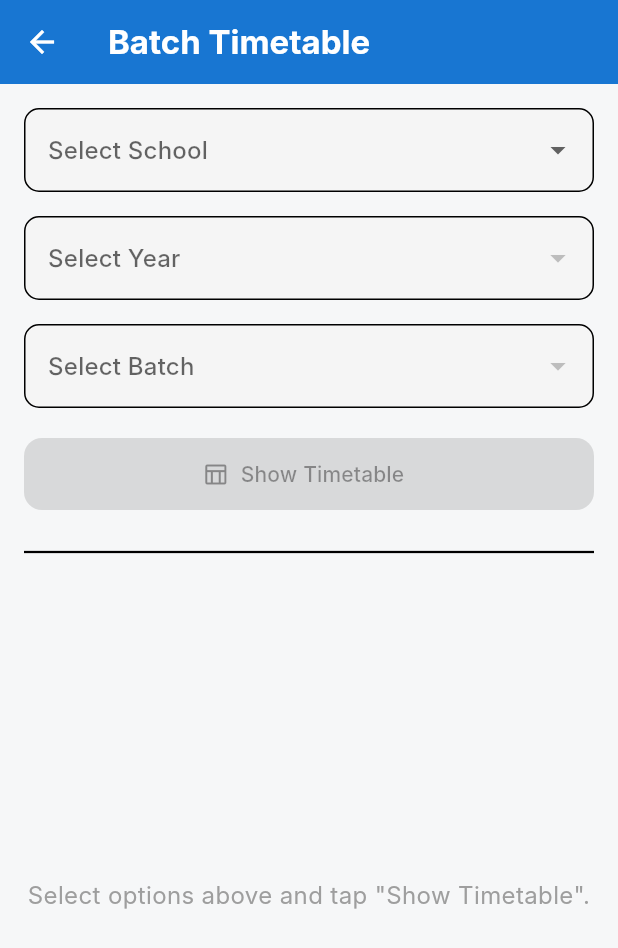
After one commit to jjanto2k5/Campus-361, a Flutter app: the SchedulePage screen opened directly, on a phone screen of 412 x 824 dp. The commit adds this screen. Shown: the top 948 px of the screen. Run offline on Flutter 3.47's test engine with Material 3 defaults, Android fonts, the phone set to English and light mode, and no system bars; our stand-ins replace google_nav_bar; network calls fail; Roboto replaces fonts that are missing (Inter).

Commit message:
Added final code

```diff
--- a/lib/main.dart
+++ b/lib/main.dart
@@ -18,6 +18,10 @@ import 'screens/common/campus_map.dart'; // optional older version if still used
 
 // Welcome Flow
 import 'screens/welcome_screen.dart';
+
+
+
+
 
 void main() {
   runApp(const CampusApp());
--- /dev/null
+++ b/lib/screens/common/batch_schedule.dart
@@ -0,0 +1,285 @@
+import 'package:flutter/material.dart';
+
+/// ✅ Unified Batch Timetable screen for both Faculty and Student dashboards
+class SchedulePage extends StatefulWidget {
+  const SchedulePage({super.key});
+
+  @override
+  State<SchedulePage> createState() => _SchedulePageState();
+}
+
+class _SchedulePageState extends State<SchedulePage> {
+  String? _selectedSchool;
+  String? _selectedYear;
+  String? _selectedBatch;
+
+  List<String> _availableYears = [];
+  List<String> _availableBatches = [];
+  List<ScheduleEntry>? _currentSchedule;
+
+  // --- Removed _currentIndex variable ---
+
+  /// Sample Data Map (School → Year → Batch → Schedule)
+  static final Map<String, Map<String, Map<String, List<ScheduleEntry>>>>
+      _allData = {
+    'CSE': {
+      'Year 1 (Sem 1)': {
+        'A': [
+          ScheduleEntry(
+              time: '09:00-10:00', subject: 'Programming', room: 'B-101A'),
+          ScheduleEntry(time: '10:15-11:15', subject: 'Math I', room: 'B-103A'),
+          ScheduleEntry(time: '11:30-12:30', subject: 'Physics', room: 'B-105A'),
+        ],
+        'B': [
+          ScheduleEntry(time: '09:00-10:00', subject: 'Math I', room: 'B-103B'),
+          ScheduleEntry(
+              time: '10:15-11:15', subject: 'Physics', room: 'B-105B'),
+          ScheduleEntry(
+              time: '11:30-12:30', subject: 'Programming', room: 'B-101B'),
+        ],
+      },
+      'Year 2 (Sem 3)': {
+        'A': [
+          ScheduleEntry(
+              time: '09:00-10:00', subject: 'OS (CS301)', room: 'B-301A'),
+          ScheduleEntry(
+              time: '10:15-11:15', subject: 'DBMS (CS305)', room: 'B-303A'),
+          ScheduleEntry(
+              time: '11:30-12:30', subject: 'COA (CS307)', room: 'B-305A'),
+        ],
+        'B': [
+          ScheduleEntry(
+              time: '09:00-10:00', subject: 'DBMS (CS305)', room: 'B-303B'),
+          ScheduleEntry(
+              time: '10:15-11:15', subject: 'COA (CS307)', room: 'B-305B'),
+          ScheduleEntry(
+              time: '11:30-12:30', subject: 'OS (CS301)', room: 'B-301B'),
+        ],
+      },
+    },
+    'EEE': {
+      'Year 1 (Sem 1)': {
+        'A': [
+          ScheduleEntry(
+              time: '09:00-10:00', subject: 'Basic EE', room: 'E-101A'),
+          ScheduleEntry(time: '10:15-11:15', subject: 'Math I', room: 'E-103A'),
+          ScheduleEntry(time: '11:30-12:30', subject: 'Physics', room: 'E-105A'),
+        ],
+      },
+    },
+    'ME': {
+      'Year 1 (Sem 1)': {
+        'A': [
+          ScheduleEntry(
+              time: '09:00-10:00', subject: 'Mechanics', room: 'M-101A'),
+          ScheduleEntry(
+              time: '10:15-11:15', subject: 'Graphics', room: 'M-102A'),
+          ScheduleEntry(
+              time: '11:30-12:30', subject: 'Workshop', room: 'M-103A'),
+        ],
+      },
+    },
+  };
+
+  /// Dropdown logic
+  void _onSchoolSelected(String? newSchool) {
+    if (newSchool != null && newSchool != _selectedSchool) {
+      setState(() {
+        _selectedSchool = newSchool;
+        _availableYears = _allData[newSchool]?.keys.toList() ?? [];
+        _selectedYear = null;
+        _availableBatches = [];
+        _selectedBatch = null;
+        _currentSchedule = null;
+      });
+    }
+  }
+
+  void _onYearSelected(String? newYear) {
+    if (newYear != null && newYear != _selectedYear && _selectedSchool != null) {
+      setState(() {
+        _selectedYear = newYear;
+        _availableBatches =
+            _allData[_selectedSchool]?[newYear]?.keys.toList() ?? [];
+        _selectedBatch = null;
+        _currentSchedule = null;
+      });
+    }
+  }
+
+  void _onBatchSelected(String? newBatch) {
+    if (newBatch != null && newBatch != _selectedBatch) {
+      setState(() {
+        _selectedBatch = newBatch;
+        _currentSchedule = null;
+      });
+    }
+  }
+
+  void _fetchSchedule() {
+    if (_selectedSchool != null &&
+        _selectedYear != null &&
+        _selectedBatch != null) {
+      setState(() {
+        _currentSchedule =
+            _allData[_selectedSchool]?[_selectedYear]?[_selectedBatch];
+      });
+    }
+  }
+
+  /// Build UI
+  @override
+  Widget build(BuildContext context) {
+    return Scaffold(
+      appBar: AppBar(
+        title: const Text(
+          'Batch Timetable',
+          style: TextStyle(fontWeight: FontWeight.bold),
+        ),
+        backgroundColor: Colors.blue.shade700,
+        foregroundColor: Colors.white,
+        elevation: 2,
+      ),
+      body: Padding(
+        padding: const EdgeInsets.all(16.0),
+        child: Column(
+          crossAxisAlignment: CrossAxisAlignment.stretch,
+          children: [
+            _buildDropdown(
+              hint: 'Select School',
+              value: _selectedSchool,
+              items: _allData.keys.toList(),
+              onChanged: _onSchoolSelected,
+            ),
+            const SizedBox(height: 16),
+            _buildDropdown(
+              hint: 'Select Year',
+              value: _selectedYear,
+              items: _availableYears,
+              onChanged: _availableYears.isEmpty ? null : _onYearSelected,
+            ),
+            const SizedBox(height: 16),
+            _buildDropdown(
+              hint: 'Select Batch',
+              value: _selectedBatch,
+              items: _availableBatches,
+              onChanged: _availableBatches.isEmpty ? null : _onBatchSelected,
+            ),
+            const SizedBox(height: 20),
+            ElevatedButton.icon(
+              onPressed: (_selectedSchool == null ||
+                      _selectedYear == null ||
+                      _selectedBatch == null)
+                  ? null
+                  : _fetchSchedule,
+              icon: const Icon(Icons.table_chart_outlined),
+              label: const Text('Show Timetable'),
+              style: ElevatedButton.styleFrom(
+                backgroundColor: Colors.blue.shade700,
+                foregroundColor: Colors.white,
+                shape: RoundedRectangleBorder(
+                    borderRadius: BorderRadius.circular(12)),
+                minimumSize: const Size(double.infinity, 48),
+              ),
+            ),
+            const SizedBox(height: 20),
+            const Divider(thickness: 1.5),
+            const SizedBox(height: 10),
+            if (_currentSchedule != null) _buildScheduleTitle(),
+            Expanded(child: _buildScheduleView()),
+          ],
+        ),
+      ),
+      // --- Removed BottomNavigationBar from here ---
+    );
+  }
+
+  Widget _buildDropdown({
+    required String hint,
+    required String? value,
+    required List<String> items,
+    required void Function(String?)? onChanged,
+  }) {
+    return DropdownButtonFormField<String>(
+      value: value,
+      hint: Text(hint),
+      isExpanded: true,
+      items: items.map((String item) {
+        return DropdownMenuItem<String>(
+          value: item,
+          child: Text(item),
+        );
+      }).toList(),
+      onChanged: onChanged,
+      decoration: InputDecoration(
+        border: OutlineInputBorder(borderRadius: BorderRadius.circular(10)),
+        filled: true,
+        fillColor: Colors.grey.shade100,
+      ),
+    );
+  }
+
+  Widget _buildScheduleTitle() {
+    return Padding(
+      padding: const EdgeInsets.only(bottom: 8.0),
+      child: Text(
+        'Schedule for $_selectedSchool • $_selectedYear • Batch $_selectedBatch',
+        style: const TextStyle(
+          fontSize: 18,
+          fontWeight: FontWeight.bold,
+          color: Colors.indigo,
+        ),
+        textAlign: TextAlign.center,
+      ),
+    );
+  }
+
+  Widget _buildScheduleView() {
+    if (_currentSchedule == null) {
+      return const Center(
+        child: Text(
+          'Select options above and tap "Show Timetable".',
+          style: TextStyle(color: Colors.grey, fontSize: 16),
+          textAlign: TextAlign.center,
+        ),
+      );
+    }
+    if (_currentSchedule!.isEmpty) {
+      return const Center(
+        child: Text(
+          'No data available.',
+          style: TextStyle(color: Colors.red),
+        ),
+      );
+    }
+    return SingleChildScrollView(
+      child: DataTable(
+        headingRowColor: MaterialStateProperty.all(Colors.indigo.shade50),
+        columns: const [
+          DataColumn(label: Text('Time')),
+          DataColumn(label: Text('Subject')),
+          DataColumn(label:Text('Room')),
+        ],
+        rows: _currentSchedule!.map((e) {
+          return DataRow(cells: [
+            DataCell(Text(e.time)),
+            DataCell(Text(e.subject)),
+            DataCell(Text(e.room)),
+          ]);
+        }).toList(),
+      ),
+    );
+  }
+}
+
+/// Model class for each schedule entry
+class ScheduleEntry {
+  final String time;
+  final String subject;
+  final String room;
+  const ScheduleEntry({
+    required this.time,
+    required this.subject,
+    required this.room,
+  });
+}
```
Also changed, not shown: lib/screens/common/facilty_directory.dart (added, +194 -0 lines), lib/screens/faculty/dashboard_faculty.dart (+33 -12 lines), lib/screens/student/student_dashboard.dart (+9 -10 lines).
